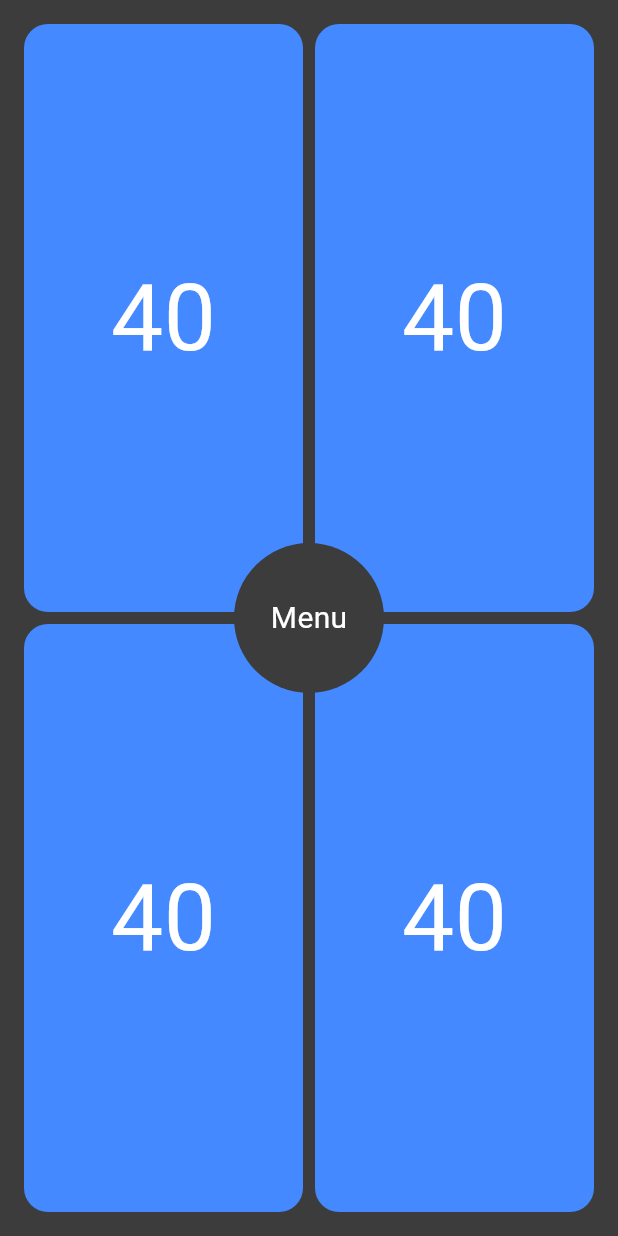
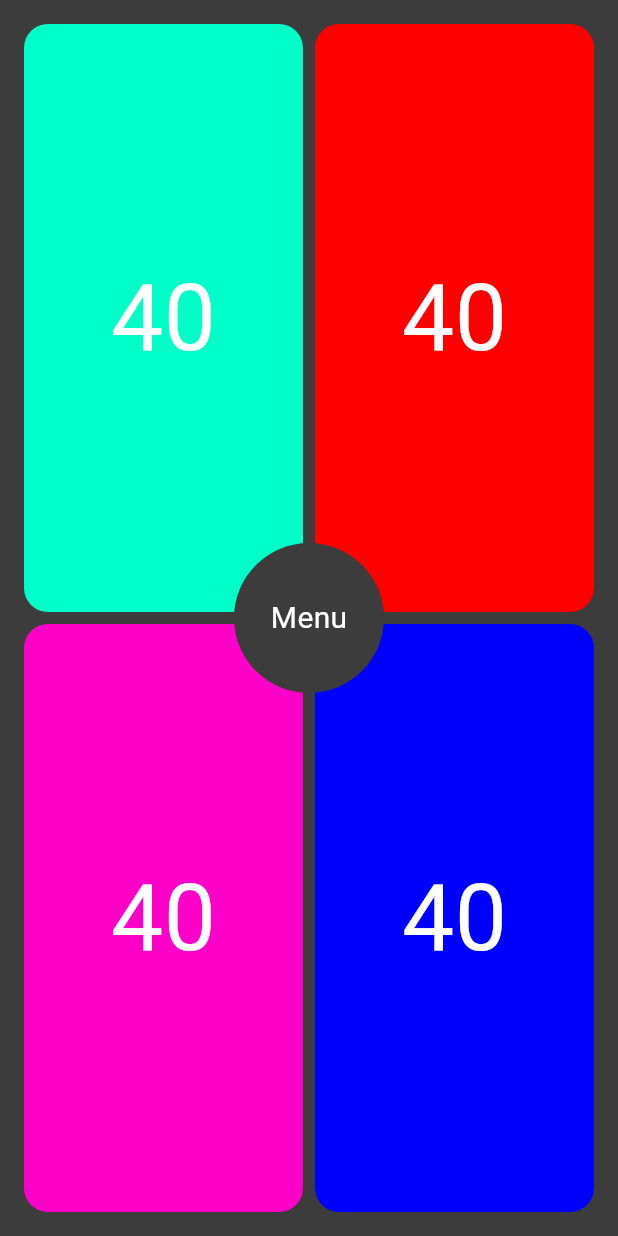
Before and after one commit to Awejake20/Talisman, a Flutter app: the screen it shows after launch, on a phone screen of 412 x 824 dp. Run offline on Flutter 3.47's test engine with Material 3 defaults, Android fonts, the light colour scheme and no system bars.

Commit message:
Added color compatibility

```diff
--- a/lib/Grid.dart
+++ b/lib/Grid.dart
@@ -1,8 +1,10 @@
 import 'package:flutter/material.dart';
 import 'package:talisman/Player.dart';
+import 'dart:math';
 
 class Grid extends StatelessWidget {
-  const Grid({super.key});
+  final List<Color> palette;
+  const Grid({super.key, required this.palette});
 
   @override
   Widget build(BuildContext context) {
@@ -12,6 +14,9 @@ class Grid extends StatelessWidget {
 
     final itemHeight = (size.height - kToolbarHeight + padding) / 2;
     final itemWidth = (size.width - (padding * 2) - spacing) / 2;
+
+    // Colors
+    List<Color> mutablePalette = List.from(palette);
 
     return GridView.builder(
       padding: EdgeInsets.all(padding),
@@ -23,7 +28,12 @@ class Grid extends StatelessWidget {
       ),
       itemCount: 4, // Number of Player widgets
       itemBuilder: (context, index) {
-        return const Player();
+
+        final randomIndex = Random().nextInt(mutablePalette.length);
+        final randomColor = mutablePalette[randomIndex];
+        mutablePalette.removeAt(randomIndex);
+
+        return Player(color: randomColor);
       },
     );
   }
--- a/lib/Home.dart
+++ b/lib/Home.dart
@@ -3,13 +3,29 @@ import 'package:talisman/Grid.dart';
 import 'package:talisman/Menu.dart';
 
 class Home extends StatelessWidget {
+
+  // Color palette
+  static const palette = [
+    Color.fromARGB(255, 255, 0, 0),
+    Color.fromARGB(255, 255, 100, 0),
+    Color.fromARGB(255, 255, 230, 0),
+    Color.fromARGB(255, 30, 255, 0),
+    Color.fromARGB(255, 0, 255, 130),
+    Color.fromARGB(255, 0, 255, 200),
+    Color.fromARGB(255, 0, 0, 255),
+    Color.fromARGB(255, 120, 0, 255),
+    Color.fromARGB(255, 200, 0, 255),
+    Color.fromARGB(255, 255, 0, 200),
+    Color.fromARGB(255, 255, 130, 200)
+  ];
+
   @override
   Widget build(BuildContext context) {
     return Scaffold(
       backgroundColor: const Color.fromARGB(255, 60, 60, 60),
       body: Stack(
         children: [
-          const Grid(), // The grid takes up the full screen
+          const Grid(palette: palette), // The grid takes up the full screen
           Center(
             child: MenuButton(
               onPressed: () {},
--- a/lib/Player.dart
+++ b/lib/Player.dart
@@ -1,7 +1,8 @@
 import 'package:flutter/material.dart';
 
 class Player extends StatefulWidget {
-  const Player({super.key});
+  final Color color;
+  const Player({super.key, required this.color});
 
   @override
   _PlayerState createState() => _PlayerState();
@@ -39,10 +40,11 @@ class _PlayerState extends State<Player> {
             } else {
               _increment();
             }
+            if (_life < 0) _life = 0;
           },
           child: Container(
             decoration: BoxDecoration(
-              color: const Color.fromARGB(255, 68, 137, 255),
+              color: widget.color,
               borderRadius: BorderRadius.circular(16.0), // Rounded corners
             ),
             child: Center(
```
